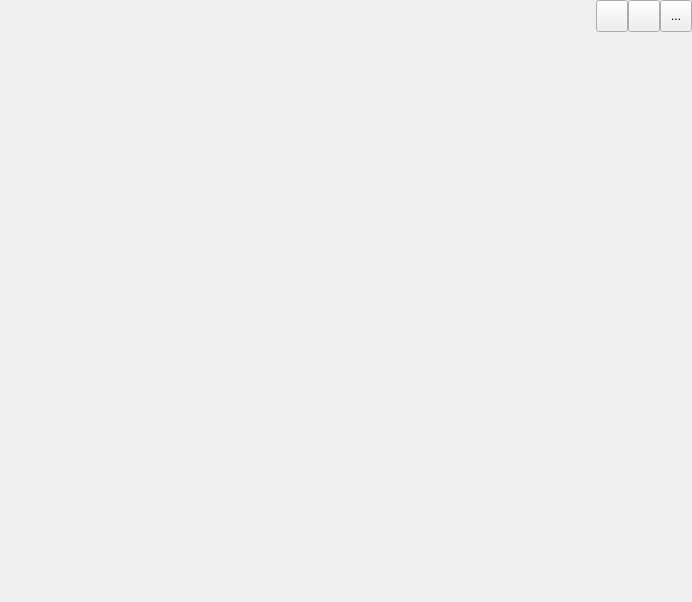
The window that MyGameLauncher/MyGameLauncher.ui (ngee044/MyGameLauncher) describes before a commit, drawn with Qt 5.
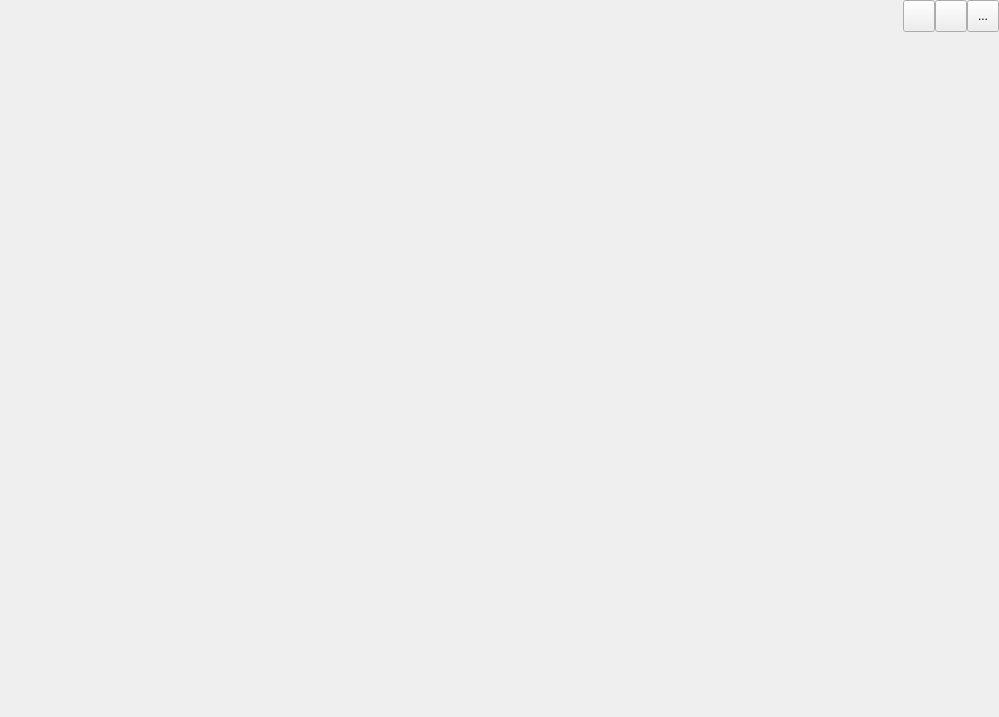
The same window after the commit. Icons and pictures are not drawn.

Patch:
```diff
--- a/MyGameLauncher/MyGameLauncher.ui
+++ b/MyGameLauncher/MyGameLauncher.ui
@@ -6,8 +6,8 @@
    <rect>
     <x>0</x>
     <y>0</y>
-    <width>692</width>
-    <height>602</height>
+    <width>999</width>
+    <height>717</height>
    </rect>
   </property>
   <property name="windowTitle">
@@ -136,6 +136,32 @@
         <verstretch>0</verstretch>
        </sizepolicy>
       </property>
+      <layout class="QHBoxLayout" name="horizontalLayout_2" stretch="2,6,2">
+       <property name="spacing">
+        <number>1</number>
+       </property>
+       <property name="leftMargin">
+        <number>0</number>
+       </property>
+       <property name="topMargin">
+        <number>0</number>
+       </property>
+       <property name="rightMargin">
+        <number>0</number>
+       </property>
+       <property name="bottomMargin">
+        <number>0</number>
+       </property>
+       <item>
+        <widget class="QWidget" name="game_list_widget_" native="true"/>
+       </item>
+       <item>
+        <widget class="QWidget" name="main_widget_" native="true"/>
+       </item>
+       <item>
+        <widget class="QWidget" name="login_status_widget_" native="true"/>
+       </item>
+      </layout>
      </widget>
     </item>
    </layout>
```
